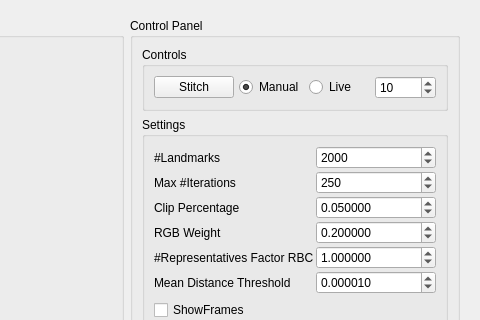
Qt form master/seminar/FastStitching/FastStitchingWidget.ui (anygo/uniprojectsdn) before a commit; both pictures show x 499 to 979 and y 0 to 320 of the 979 by 740 pixel window.
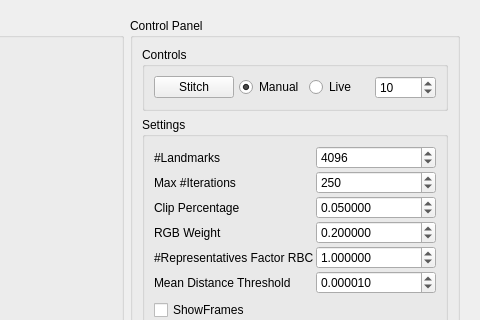
The same form after that commit. Custom widgets are drawn as their Qt base class.

```diff
--- a/master/seminar/FastStitching/FastStitchingWidget.ui
+++ b/master/seminar/FastStitching/FastStitchingWidget.ui
@@ -305,7 +305,7 @@
                  <number>500</number>
                 </property>
                 <property name="value">
-                 <number>2000</number>
+                 <number>4096</number>
                 </property>
                </widget>
               </item>
```
Left out of the diff: 2 changed lines with no effect on the pictures.
